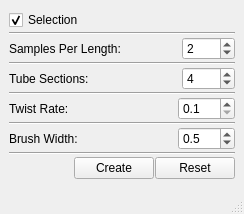
Above: ui/window.ui from iceanimations/generalizedCylinder before the change. Below: the same form after it.
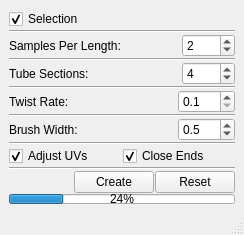
That is the form after the change.

Commit message: widgets added to window.ui for AdjustUVs, CloseEnds and ProgressBar

What changed in the file:
```diff
--- a/ui/window.ui
+++ b/ui/window.ui
@@ -7,7 +7,7 @@
     <x>0</x>
     <y>0</y>
     <width>244</width>
-    <height>214</height>
+    <height>235</height>
    </rect>
   </property>
   <property name="windowTitle">
@@ -219,6 +219,37 @@
       </item>
      </layout>
     </item>
+    <item>
+     <widget class="Line" name="line_6">
+      <property name="orientation">
+       <enum>Qt::Horizontal</enum>
+      </property>
+     </widget>
+    </item>
+    <item>
+     <layout class="QHBoxLayout" name="horizontalLayout_6">
+      <item>
+       <widget class="QCheckBox" name="adjustUVsButton">
+        <property name="text">
+         <string>Adjust UVs</string>
+        </property>
+        <property name="checked">
+         <bool>true</bool>
+        </property>
+       </widget>
+      </item>
+      <item>
+       <widget class="QCheckBox" name="closeEndsButton">
+        <property name="text">
+         <string>Close Ends</string>
+        </property>
+        <property name="checked">
+         <bool>true</bool>
+        </property>
+       </widget>
+      </item>
+     </layout>
+    </item>
     <item>
      <widget class="Line" name="line_5">
       <property name="orientation">
@@ -269,6 +300,19 @@
       </item>
      </layout>
     </item>
+    <item>
+     <widget class="QProgressBar" name="progressBar">
+      <property name="maximumSize">
+       <size>
+        <width>16777215</width>
+        <height>10</height>
+       </size>
+      </property>
+      <property name="value">
+       <number>24</number>
+      </property>
+     </widget>
+    </item>
    </layout>
   </widget>
   <widget class="QMenuBar" name="menubar">
```
The commit also changes 2 other files.
